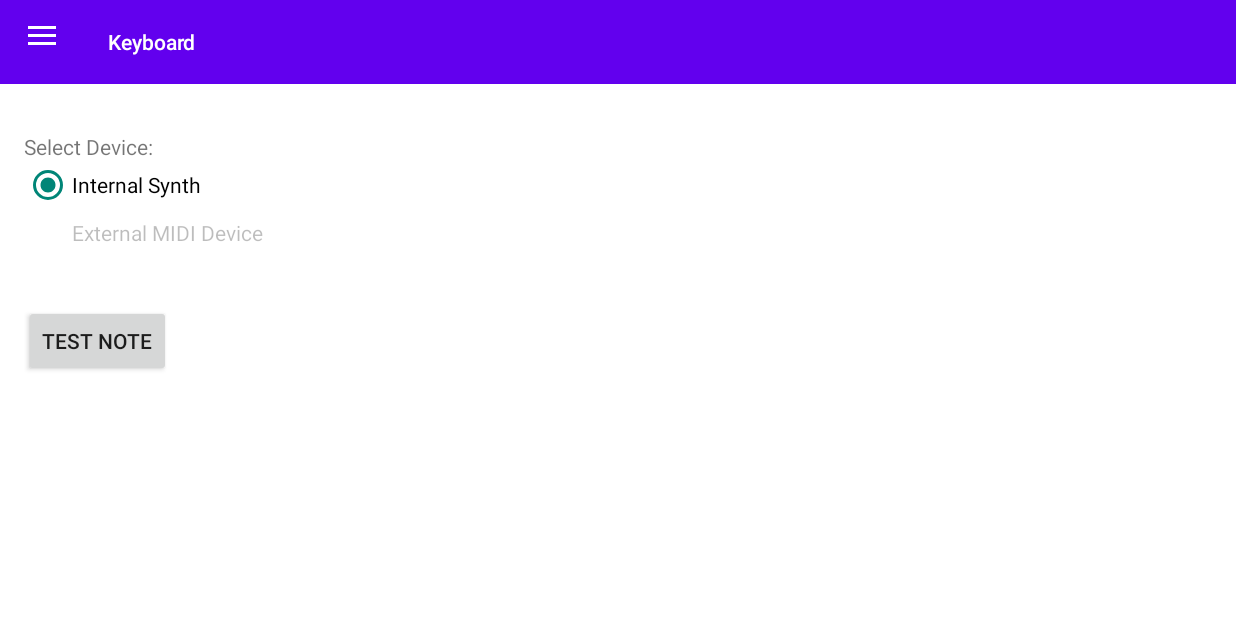
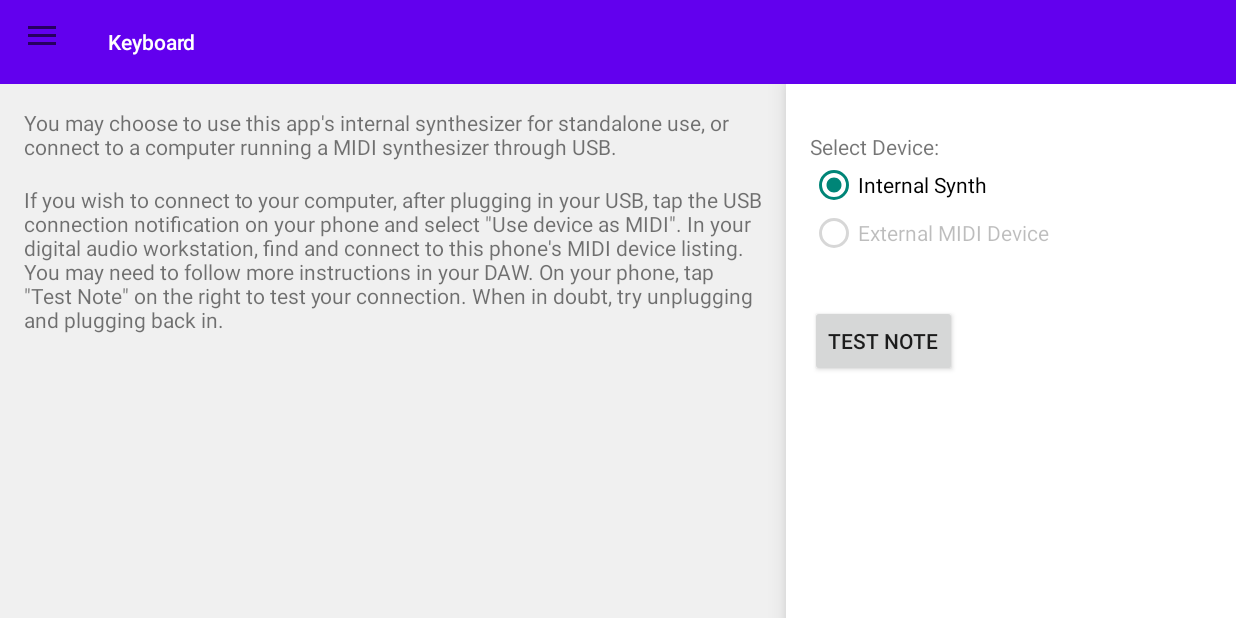
Before and after one commit to Noam-Bendelac/cs3714-midi-project, an Android app: the fragment SetupFragment placed in its activity, on a phone screen of 824 x 412 dp (held sideways). Run offline under Robolectric (Android 15) with nearby library versions, the phone set to English and light mode, and no system bars.

Commit message:
Fix setup page

```diff
--- a/app/src/main/java/com/example/midiproject/ui/SetupFragment.java
+++ b/app/src/main/java/com/example/midiproject/ui/SetupFragment.java
@@ -1,8 +1,10 @@
 package com.example.midiproject.ui;
 
 import android.annotation.SuppressLint;
+import android.graphics.Color;
 import android.os.Bundle;
 
+import androidx.drawerlayout.widget.DrawerLayout;
 import androidx.fragment.app.Fragment;
 
 import android.view.LayoutInflater;
@@ -38,6 +40,13 @@ public class SetupFragment extends Fragment {
 
     // TODO we may or may not need a ViewModel for persistence
 
+    DrawerLayout drawer = root.findViewById(R.id.drawerLayout);
+    drawer.setDrawerLockMode(DrawerLayout.LOCK_MODE_LOCKED_OPEN);
+
+    // slightly darker color for left side
+    drawer.setScrimColor(Color.argb(10, 0, 0, 0));
+
+
     // RadioGroup radioGroup = root.findViewById(R.id.radioGroup);
     RadioButton radioButtonExternal = root.findViewById(R.id.radioButtonExternal);
     RadioButton radioButtonInternal = root.findViewById(R.id.radioButtonInternal);
@@ -45,7 +54,7 @@ public class SetupFragment extends Fragment {
 
     MidiConnection connection = MidiConnection.getInstance(getContext());
 
-    connection.getExternalAvailable().observe(this, externalAvailable -> {
+    connection.getExternalAvailable().observe(getViewLifecycleOwner(), externalAvailable -> {
       radioButtonExternal.setEnabled(externalAvailable);
     });
 
@@ -61,7 +70,7 @@ public class SetupFragment extends Fragment {
     // });
     radioButtonInternal.setOnClickListener(v -> connection.setDeviceSelection(MidiConnection.DeviceSelection.INTERNAL));
     radioButtonExternal.setOnClickListener(v -> connection.setDeviceSelection(MidiConnection.DeviceSelection.EXTERNAL));
-    connection.getDeviceSelection().observe(this, deviceSelection -> {
+    connection.getDeviceSelection().observe(getViewLifecycleOwner(), deviceSelection -> {
       RadioButton selected = deviceSelection == MidiConnection.DeviceSelection.INTERNAL
         ? radioButtonInternal
         : radioButtonExternal;
--- a/app/src/main/res/layout/fragment_setup.xml
+++ b/app/src/main/res/layout/fragment_setup.xml
@@ -1,10 +1,53 @@
 <?xml version="1.0" encoding="utf-8"?>
-<androidx.constraintlayout.widget.ConstraintLayout xmlns:android="http://schemas.android.com/apk/res/android"
+<androidx.drawerlayout.widget.DrawerLayout xmlns:android="http://schemas.android.com/apk/res/android"
     xmlns:app="http://schemas.android.com/apk/res-auto"
     xmlns:tools="http://schemas.android.com/tools"
+    android:id="@+id/drawerLayout"
+    android:layout_width="match_parent"
+    android:layout_height="match_parent">
+
+    <androidx.constraintlayout.widget.ConstraintLayout
+        android:layout_width="match_parent"
+        android:layout_height="match_parent">
+
+        <TextView
+            android:id="@+id/textView3"
+            android:layout_width="0dp"
+            android:layout_height="wrap_content"
+            android:layout_marginStart="16dp"
+            android:layout_marginTop="16dp"
+            android:layout_marginEnd="16dp"
+            android:text="@string/instructions1"
+            app:layout_constraintEnd_toStartOf="@+id/space"
+            app:layout_constraintStart_toStartOf="parent"
+            app:layout_constraintTop_toTopOf="parent" />
+
+        <TextView
+            android:id="@+id/textView"
+            android:layout_width="0dp"
+            android:layout_height="wrap_content"
+            android:layout_marginStart="16dp"
+            android:layout_marginTop="16dp"
+            android:text="@string/instructions2"
+            app:layout_constraintEnd_toEndOf="@id/textView3"
+            app:layout_constraintStart_toStartOf="parent"
+            app:layout_constraintTop_toBottomOf="@+id/textView3" />
+
+        <Space
+            android:id="@+id/space"
+            android:layout_width="300dp"
+            android:layout_height="0dp"
+            app:layout_constraintBottom_toBottomOf="parent"
+            app:layout_constraintEnd_toEndOf="parent"
+            app:layout_constraintTop_toTopOf="parent" />
+
+    </androidx.constraintlayout.widget.ConstraintLayout>
+
+    <androidx.constraintlayout.widget.ConstraintLayout
         android:id="@+id/constraintLayout"
-    android:layout_width="match_parent"
+        android:layout_width="300dp"
         android:layout_height="match_parent"
+        android:layout_gravity="end"
         android:background="#FFFFFF"
         android:paddingStart="16dp"
         tools:context=".ui.SetupFragment">
@@ -47,3 +90,7 @@
             app:layout_constraintStart_toStartOf="parent"
             app:layout_constraintTop_toBottomOf="@+id/radioGroup" />
     </androidx.constraintlayout.widget.ConstraintLayout>
+
+
+
+</androidx.drawerlayout.widget.DrawerLayout>
--- a/app/src/main/res/values/themes.xml
+++ b/app/src/main/res/values/themes.xml
@@ -13,7 +13,7 @@
         <item name="android:statusBarColor" tools:targetApi="l">?attr/colorPrimaryVariant</item>
         <!-- Customize your theme here. -->
         <!-- for toolbar hamburger menu color i think -->
-        <item name="colorControlNormal">@color/white</item>
+<!--        <item name="colorControlNormal">@color/white</item>-->
     </style>
 
 </resources>
```
Also changed, not shown: app/src/main/java/com/example/midiproject/ui/SetupActivity.java (deleted, +0 -29 lines), app/src/main/res/layout/activity_setup.xml (deleted, +0 -59 lines). Lines whose indentation alone changed are shown as unchanged.
